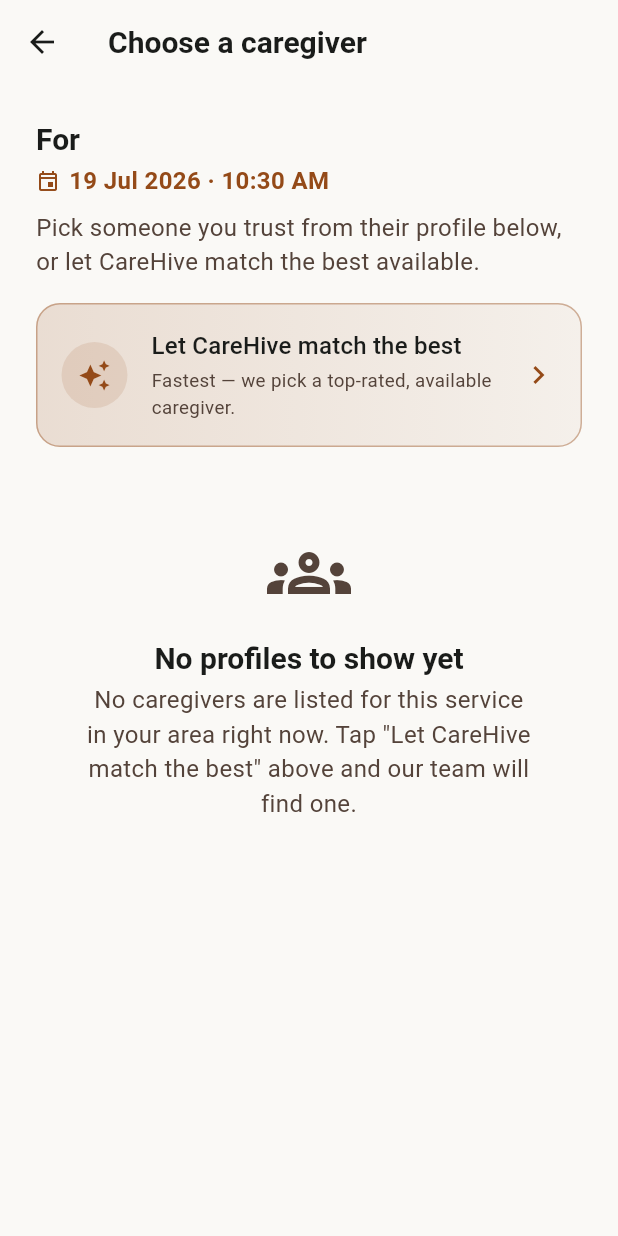
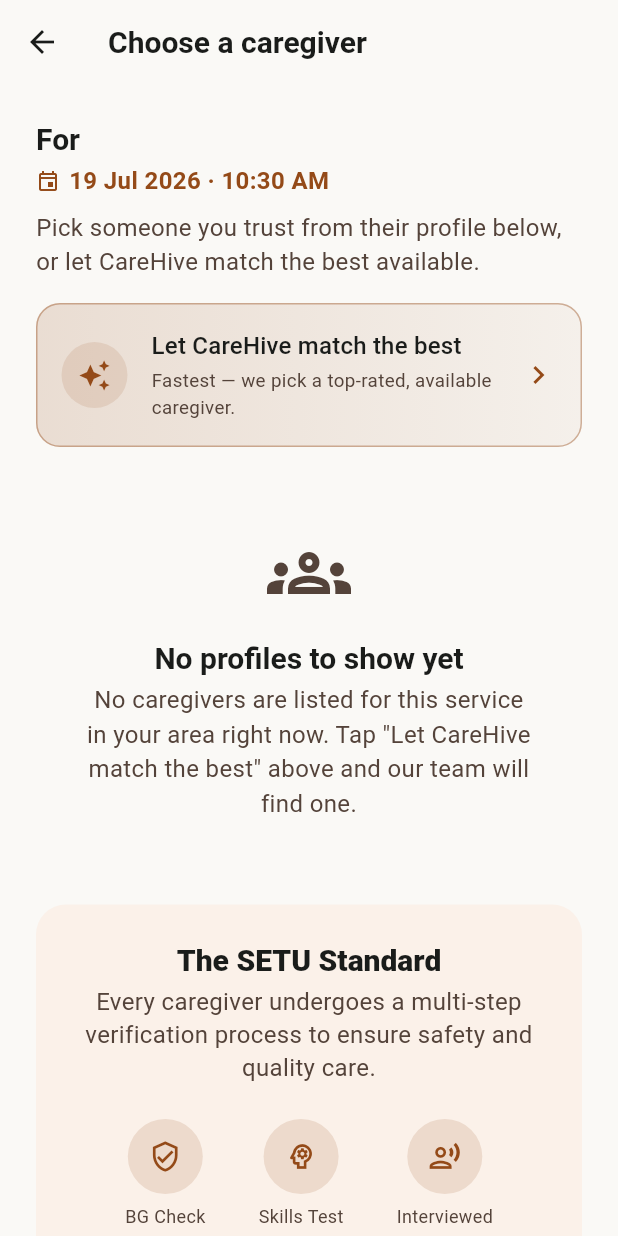
Before and after one commit to MADEMSanjanaSarvani/Elder-Care, a Flutter app: the CaregiverSelectScreen screen opened directly with empty values, on a phone screen of 412 x 824 dp. Run offline on Flutter 3.47's test engine with Material 3 defaults, Android fonts, the phone set to English and light mode, and no system bars; our stand-ins replace file_picker, firebase_core, firebase_messaging, flutter_riverpod, geolocator, go_router and 3 more; accounts and stored records are empty; network calls fail.

Commit message:
UI match (6/n): caregiver marketplace trust footer
Add "The SETU Standard" verification block (BG Check / Skills Test /
Interviewed) below the caregiver list, matching the Stitch marketplace.

Co-Authored-By: Claude Opus 4.8 <noreply@anthropic.com>
Claude-Session: https://claude.ai/code/session_01S5DTGMKeQG9VnPQnqENAW4

```diff
--- a/apps/family_elder_app/lib/features/booking/presentation/caregiver_select_screen.dart
+++ b/apps/family_elder_app/lib/features/booking/presentation/caregiver_select_screen.dart
@@ -255,6 +255,8 @@ class _CaregiverSelectScreenState extends ConsumerState<CaregiverSelectScreen> {
                             caregiverName: c['name'] as String?),
                       ),
                   ],
+                  const SizedBox(height: SetuSpacing.lg),
+                  const _SetuStandard(),
                   const SizedBox(height: 80),
                 ],
               );
@@ -265,6 +267,65 @@ class _CaregiverSelectScreenState extends ConsumerState<CaregiverSelectScreen> {
               color: Color(0x66000000),
               child: SetuLoading(label: 'Requesting…'),
             ),
+        ],
+      ),
+    );
+  }
+}
+
+/// "The SETU Standard" — the verification trust footer (matches the Stitch
+/// caregiver-marketplace design): every caregiver is BG-checked, skill-tested
+/// and interviewed.
+class _SetuStandard extends StatelessWidget {
+  const _SetuStandard();
+
+  @override
+  Widget build(BuildContext context) {
+    Widget badge(IconData icon, String label) => Column(
+          mainAxisSize: MainAxisSize.min,
+          children: [
+            Container(
+              padding: const EdgeInsets.all(14),
+              decoration: BoxDecoration(
+                  color: SetuColors.accentLight.withValues(alpha: 0.14),
+                  shape: BoxShape.circle),
+              child: Icon(icon, color: SetuColors.accentLight, size: 22),
+            ),
+            const SizedBox(height: 6),
+            Text(label,
+                style: const TextStyle(
+                    fontSize: 12, color: SetuColors.mutedLight)),
+          ],
+        );
+    return Container(
+      padding: const EdgeInsets.all(SetuSpacing.lg),
+      decoration: BoxDecoration(
+        color: SetuColors.peachDark.withValues(alpha: 0.12),
+        borderRadius: BorderRadius.circular(20),
+      ),
+      child: Column(
+        children: [
+          Text('The SETU Standard',
+              style: Theme.of(context)
+                  .textTheme
+                  .titleLarge
+                  ?.copyWith(fontWeight: FontWeight.w800)),
+          const SizedBox(height: SetuSpacing.xs),
+          const Text(
+            'Every caregiver undergoes a multi-step verification process to '
+            'ensure safety and quality care.',
+            textAlign: TextAlign.center,
+            style: TextStyle(color: SetuColors.mutedLight, height: 1.4),
+          ),
+          const SizedBox(height: SetuSpacing.lg),
+          Row(
+            mainAxisAlignment: MainAxisAlignment.spaceEvenly,
+            children: [
+              badge(Icons.verified_user_outlined, 'BG Check'),
+              badge(Icons.psychology_outlined, 'Skills Test'),
+              badge(Icons.record_voice_over_outlined, 'Interviewed'),
+            ],
+          ),
         ],
       ),
     );
```
